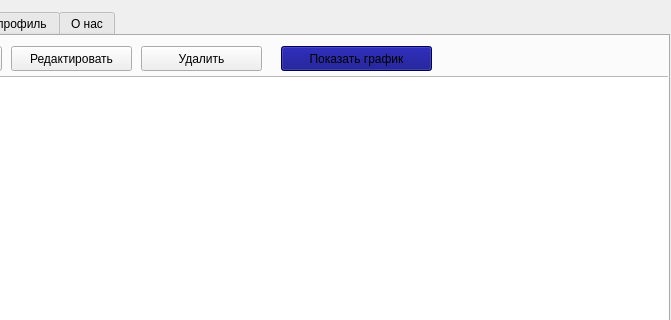
Old version of the form tracker.ui in the repository Daniil-Solo/Training-tracker; both pictures show x 131 to 802 and y 0 to 320 of the 802 by 618 pixel window.
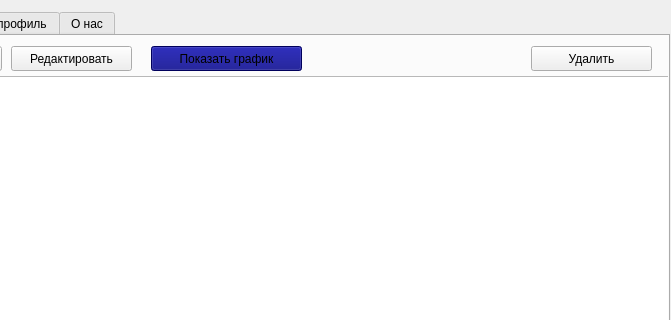
New version of the form. The open tabs and pages were chosen to show the change. Icons and pictures are not drawn.

Commit message: Create SQLite db and make titles for some functions

The edit to the form file:
```diff
--- a/tracker.ui
+++ b/tracker.ui
@@ -56,7 +56,7 @@
      <widget class="QPushButton" name="remove_kebab">
       <property name="geometry">
        <rect>
-        <x>270</x>
+        <x>660</x>
         <y>10</y>
         <width>121</width>
         <height>25</height>
@@ -82,7 +82,7 @@
      <widget class="QPushButton" name="show_graph">
       <property name="geometry">
        <rect>
-        <x>410</x>
+        <x>280</x>
         <y>10</y>
         <width>151</width>
         <height>25</height>
```
Left out of the diff: 2 changed lines with no effect on the pictures. The commit also changes 2 other files.
